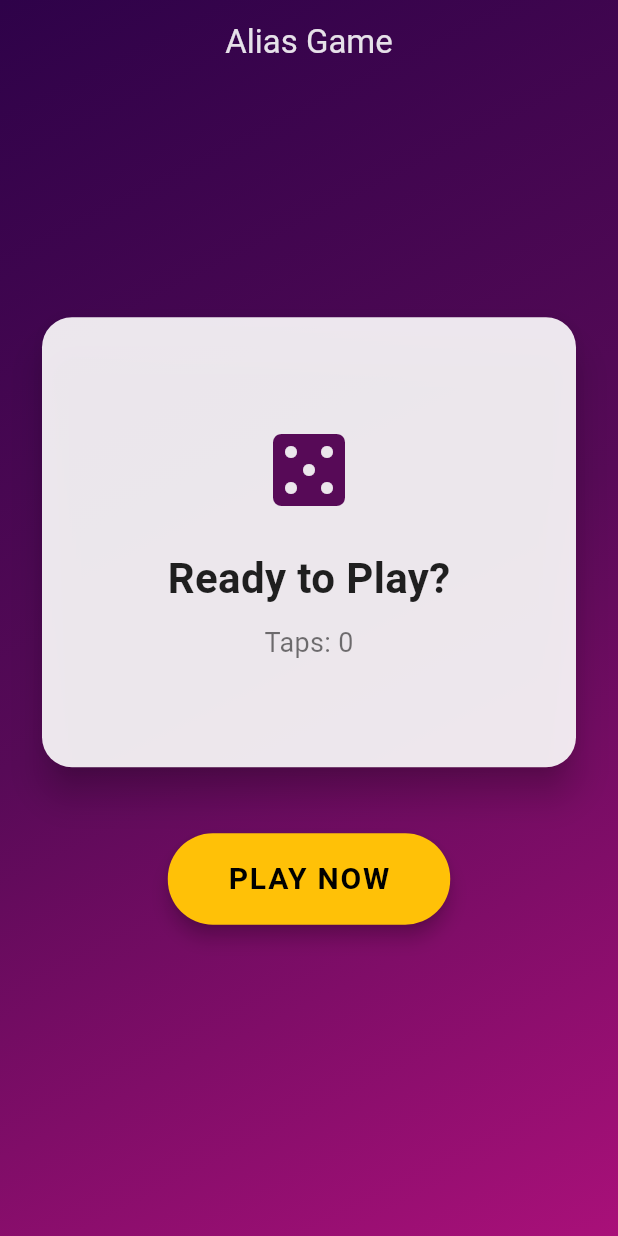
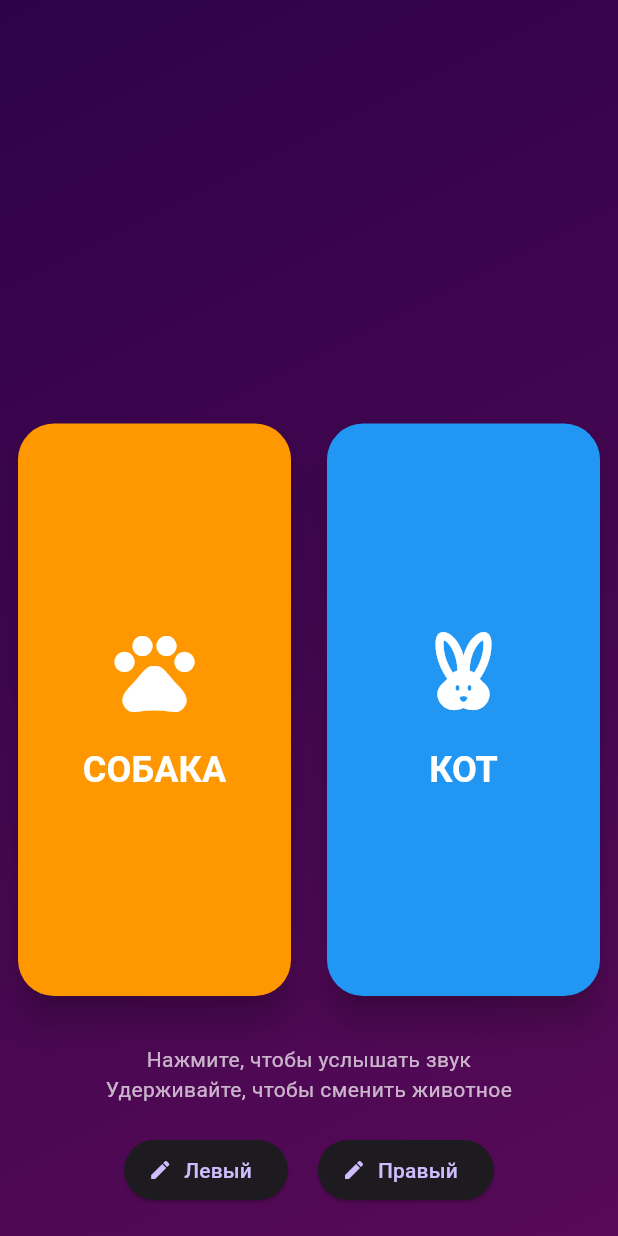
Before and after one commit to PavelSharko/try_game, a Flutter app: the screen it shows after launch, on a phone screen of 412 x 824 dp. Run offline on Flutter 3.47's test engine with Material 3 defaults, Android fonts, the phone set to English and light mode, and no system bars.

Commit message:
добавили типы животных

```diff
--- a/lib/game_screen.dart
+++ b/lib/game_screen.dart
@@ -1,4 +1,34 @@
+import 'dart:async';
 import 'package:flutter/material.dart';
+
+// 1. Model for Animal
+class Animal {
+  final String name;
+  final String sound;
+  final IconData icon;
+  final Color color;
+
+  const Animal({
+    required this.name,
+    required this.sound,
+    required this.icon,
+    required this.color,
+  });
+}
+
+// 2. Data: List of available animals
+const List<Animal> availableAnimals = [
+  Animal(name: 'Собака', sound: 'ГАВ!', icon: Icons.pets, color: Colors.orange),
+  Animal(name: 'Кот', sound: 'МЯУ!', icon: Icons.cruelty_free, color: Colors.blue),
+  Animal(name: 'Корова', sound: 'МУ-У!', icon: Icons.grass, color: Colors.green),
+  Animal(name: 'Овца', sound: 'БЕ-Е!', icon: Icons.waves, color: Colors.lightGreen),
+  Animal(name: 'Лошадь', sound: 'ИГО-ГО!', icon: Icons.bedroom_baby, color: Colors.brown),
+  Animal(name: 'Свинья', sound: 'ХРЮ!', icon: Icons.savings, color: Colors.pink),
+  Animal(name: 'Петух', sound: 'КУ-КА-РЕ-КУ!', icon: Icons.wb_sunny, color: Colors.red),
+  Animal(name: 'Утка', sound: 'КРЯ!', icon: Icons.water, color: Colors.teal),
+  Animal(name: 'Лев', sound: 'Р-Р-Р!', icon: Icons.emoji_nature, color: Colors.amber),
+  Animal(name: 'Обезьяна', sound: 'У-У-А-А!', icon: Icons.emoji_people, color: Colors.purple),
+];
 
 class GameScreen extends StatefulWidget {
   const GameScreen({super.key});
@@ -8,110 +38,243 @@ class GameScreen extends StatefulWidget {
 }
 
 class _GameScreenState extends State<GameScreen> {
-  int _counter = 0;
+  // State: Currently selected animals
+  Animal _leftAnimal = availableAnimals[0]; // Dog
+  Animal _rightAnimal = availableAnimals[1]; // Cat
 
-  void _startGame() {
+  // Animation State
+  String _displayMessage = '';
+  Color _messageColor = Colors.white;
+  Timer? _timer;
+
+  void _playSound(String sound, Color color) {
+    _timer?.cancel();
     setState(() {
-      _counter++;
+      _displayMessage = sound;
+      _messageColor = color;
     });
-    print('Game Started! Tap count: $_counter');
+
+    _timer = Timer(const Duration(milliseconds: 500), () {
+      if (mounted) {
+        setState(() {
+          _displayMessage = '';
+        });
+      }
+    });
+  }
+
+  // Logic to show selection menu
+  void _showAnimalSelection(bool isLeft) {
+    showModalBottomSheet(
+      context: context,
+      backgroundColor: Colors.transparent,
+      builder: (context) {
+        return Container(
+          decoration: const BoxDecoration(
+            color: Colors.white,
+            borderRadius: BorderRadius.vertical(top: Radius.circular(20)),
+          ),
+          child: Column(
+            mainAxisSize: MainAxisSize.min,
+            children: [
+              Padding(
+                padding: const EdgeInsets.all(16.0),
+                child: Text(
+                  'Выберите животное для ${isLeft ? "левой" : "правой"} кнопки',
+                  style: const TextStyle(fontSize: 18, fontWeight: FontWeight.bold),
+                ),
+              ),
+              SizedBox(
+                height: 300,
+                child: ListView.builder(
+                  itemCount: availableAnimals.length,
+                  itemBuilder: (context, index) {
+                    final animal = availableAnimals[index];
+                    return ListTile(
+                      leading: Icon(animal.icon, color: animal.color, size: 32),
+                      title: Text(animal.name, style: const TextStyle(fontSize: 18)),
+                      subtitle: Text(animal.sound),
+                      onTap: () {
+                        setState(() {
+                          if (isLeft) {
+                            _leftAnimal = animal;
+                          } else {
+                            _rightAnimal = animal;
+                          }
+                        });
+                        Navigator.pop(context); // Close menu
+                      },
+                    );
+                  },
+                ),
+              ),
+            ],
+          ),
+        );
+      },
+    );
+  }
+
+  @override
+  void dispose() {
+    _timer?.cancel();
+    super.dispose();
   }
 
   @override
   Widget build(BuildContext context) {
     return Scaffold(
-      appBar: AppBar(
-        title: const Text('Alias Game'),
-        centerTitle: true,
-        elevation: 0,
-        backgroundColor: Colors.transparent,
-      ),
-      extendBodyBehindAppBar: true,
       body: Container(
         decoration: const BoxDecoration(
           gradient: LinearGradient(
             begin: Alignment.topLeft,
             end: Alignment.bottomRight,
             colors: [
-              Color(0xFF2E0249), // Dark Purple
-              Color(0xFF570A57), // Medium Purple
-              Color(0xFFA91079), // Pinkish Purple
+              Color(0xFF2E0249),
+              Color(0xFF570A57),
             ],
           ),
         ),
+        child: SafeArea( // Ensure UI doesn't overlap system bars
+          child: Column(
+            children: [
+              // 1. Feedback Area (Top)
+              Expanded(
+                flex: 2,
                 child: Center(
+                  child: AnimatedOpacity(
+                    opacity: _displayMessage.isNotEmpty ? 1.0 : 0.0,
+                    duration: const Duration(milliseconds: 100),
+                    child: Text(
+                      _displayMessage,
+                      textAlign: TextAlign.center,
+                      style: TextStyle(
+                        fontSize: 64, // Bigger text
+                        fontWeight: FontWeight.w900,
+                        color: _messageColor,
+                        shadows: [
+                          Shadow(
+                            blurRadius: 10.0,
+                            color: Colors.black.withOpacity(0.5),
+                            offset: const Offset(2, 2),
+                          ),
+                        ],
+                      ),
+                    ),
+                  ),
+                ),
+              ),
+
+              // 2. Main Game Area (Center Buttons)
+              Expanded(
+                flex: 3,
+                child: Row(
+                  mainAxisAlignment: MainAxisAlignment.spaceEvenly,
+                  children: [
+                    // LEFT BUTTON
+                    Expanded(
                       child: Padding(
-            padding: const EdgeInsets.all(24.0),
+                        padding: const EdgeInsets.all(12.0),
+                        child: _AnimalGameButton(
+                          animal: _leftAnimal,
+                          onPressed: () => _playSound(_leftAnimal.sound, _leftAnimal.color),
+                          onLongPress: () => _showAnimalSelection(true), // Long press to change
+                        ),
+                      ),
+                    ),
+                    // RIGHT BUTTON
+                    Expanded(
+                      child: Padding(
+                        padding: const EdgeInsets.all(12.0),
+                        child: _AnimalGameButton(
+                          animal: _rightAnimal,
+                          onPressed: () => _playSound(_rightAnimal.sound, _rightAnimal.color),
+                          onLongPress: () => _showAnimalSelection(false), // Long press to change
+                        ),
+                      ),
+                    ),
+                  ],
+                ),
+              ),
+
+              // 3. Helper Hint / Quick Menu (Bottom)
+              Container(
+                padding: const EdgeInsets.symmetric(vertical: 20, horizontal: 16),
                 child: Column(
+                  children: [
+                    const Text(
+                      "Нажмите, чтобы услышать звук\nУдерживайте, чтобы сменить животное",
+                      textAlign: TextAlign.center,
+                      style: TextStyle(color: Colors.white70, fontSize: 14),
+                    ),
+                    const SizedBox(height: 20),
+                    // Quick Swap Buttons (Visual cue)
+                    Row(
                       mainAxisAlignment: MainAxisAlignment.center,
                       children: [
-                // Game Card Placeholder
-                Card(
-                  elevation: 10,
-                  shape: RoundedRectangleBorder(
-                    borderRadius: BorderRadius.circular(20),
+                        ElevatedButton.icon(
+                          onPressed: () => _showAnimalSelection(true),
+                          icon: const Icon(Icons.edit, size: 16),
+                          label: const Text("Левый"),
                         ),
-                  color: Colors.white.withOpacity(0.9),
-                  child: Container(
-                    width: double.infinity,
-                    height: 300,
-                    padding: const EdgeInsets.all(20),
-                    child: Column(
-                      mainAxisAlignment: MainAxisAlignment.center,
-                      children: [
-                        const Icon(
-                          Icons.casino,
-                          size: 64,
-                          color: Color(0xFF570A57),
+                        const SizedBox(width: 20),
+                        ElevatedButton.icon(
+                          onPressed: () => _showAnimalSelection(false),
+                          icon: const Icon(Icons.edit, size: 16),
+                          label: const Text("Правый"),
                         ),
-                        const SizedBox(height: 20),
-                        const Text(
-                          'Ready to Play?',
-                          style: TextStyle(
-                            fontSize: 28,
-                            fontWeight: FontWeight.bold,
-                            color: Colors.black87,
-                          ),
-                        ),
-                        const SizedBox(height: 10),
-                        Text(
-                          'Taps: $_counter',
-                          style: const TextStyle(
-                            fontSize: 18,
-                            color: Colors.black54,
+                      ],
+                    )
+                  ],
                 ),
               ),
             ],
           ),
         ),
       ),
-                const SizedBox(height: 40),
-                // Start Button
-                ElevatedButton(
-                  onPressed: _startGame,
+    );
+  }
+}
+
+class _AnimalGameButton extends StatelessWidget {
+  final Animal animal;
+  final VoidCallback onPressed;
+  final VoidCallback onLongPress;
+
+  const _AnimalGameButton({
+    required this.animal,
+    required this.onPressed,
+    required this.onLongPress,
+  });
+
+  @override
+  Widget build(BuildContext context) {
+    return GestureDetector(
+      onLongPress: onLongPress,
+      child: ElevatedButton(
+        onPressed: onPressed,
         style: ElevatedButton.styleFrom(
-                    padding: const EdgeInsets.symmetric(
-                      horizontal: 40,
-                      vertical: 16,
+          backgroundColor: animal.color,
+          foregroundColor: Colors.white,
+          shape: RoundedRectangleBorder(
+            borderRadius: BorderRadius.circular(24),
           ),
-                    backgroundColor: const Color(0xFFFFC107), // Golder Yellow
-                    foregroundColor: Colors.black,
-                    shape: RoundedRectangleBorder(
-                      borderRadius: BorderRadius.circular(30),
+          elevation: 10,
+          padding: EdgeInsets.zero, // Use Container for padding
         ),
-                    elevation: 5,
-                  ),
-                  child: const Text(
-                    'PLAY NOW',
-                    style: TextStyle(
-                      fontSize: 20,
-                      fontWeight: FontWeight.bold,
-                      letterSpacing: 1.2,
-                    ),
-                  ),
+        child: Container(
+          width: double.infinity,
+          height: double.infinity,
+          child: Column(
+            mainAxisAlignment: MainAxisAlignment.center,
+            children: [
+              Icon(animal.icon, size: 64),
+              const SizedBox(height: 16),
+              Text(
+                animal.name.toUpperCase(),
+                style: const TextStyle(fontSize: 24, fontWeight: FontWeight.bold),
               ),
             ],
-            ),
           ),
         ),
       ),
```
Lines whose indentation alone changed are shown as unchanged.
